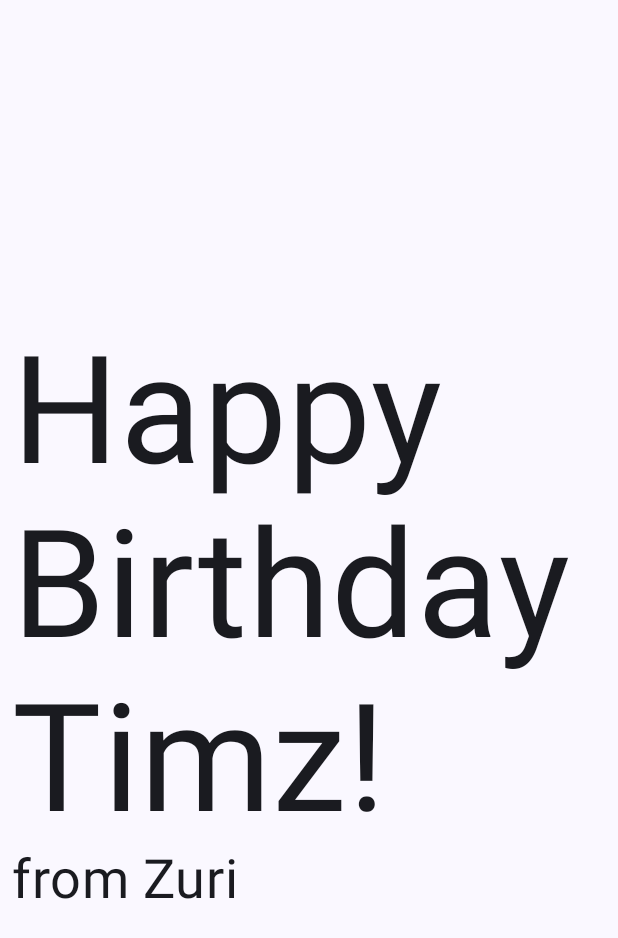
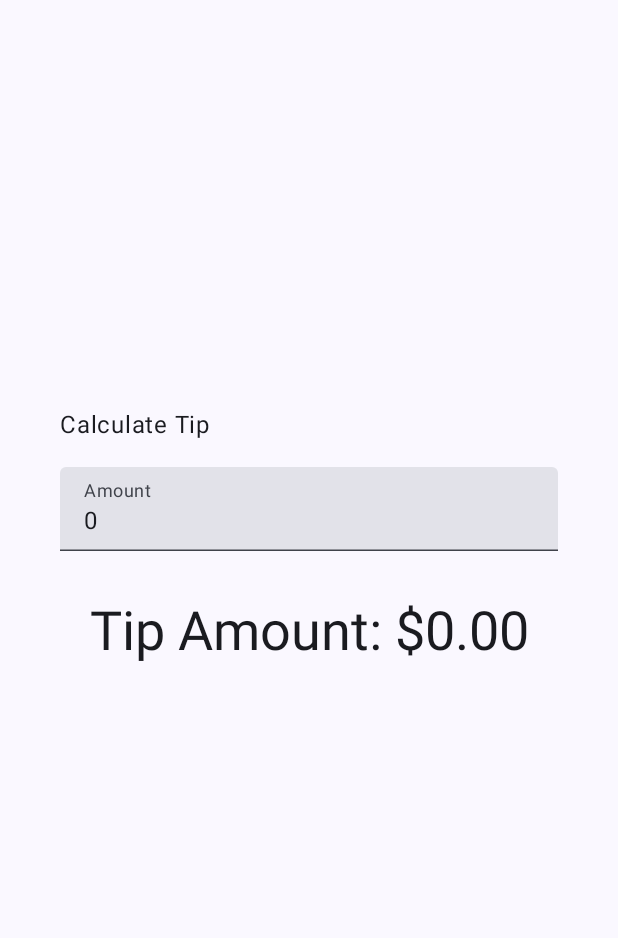
Before and after one commit to TimzOwen/TheAndroidComposeSeries, an Android app built with Jetpack Compose: the screen it shows after launch (MainActivity), on a phone screen of 412 x 824 dp. Shown: the top 938 px of the screen. Run offline under Robolectric (Android 15) with nearby library versions, the phone set to English and light mode, and no system bars; 1 statement that could not run was skipped.

Commit message:
state hoisting

```diff
--- a/app/src/main/java/com/example/happybirthdaycard/MainActivity.kt
+++ b/app/src/main/java/com/example/happybirthdaycard/MainActivity.kt
@@ -6,17 +6,33 @@ import androidx.activity.compose.setContent
 import androidx.activity.enableEdgeToEdge
 import androidx.compose.foundation.layout.Arrangement
 import androidx.compose.foundation.layout.Column
+import androidx.compose.foundation.layout.Spacer
 import androidx.compose.foundation.layout.fillMaxSize
+import androidx.compose.foundation.layout.fillMaxWidth
+import androidx.compose.foundation.layout.height
 import androidx.compose.foundation.layout.padding
+import androidx.compose.foundation.layout.safeDrawingPadding
+import androidx.compose.foundation.layout.statusBarsPadding
+import androidx.compose.foundation.rememberScrollState
+import androidx.compose.foundation.text.KeyboardOptions
+import androidx.compose.foundation.verticalScroll
 import androidx.compose.material3.MaterialTheme
 import androidx.compose.material3.Surface
 import androidx.compose.material3.Text
+import androidx.compose.material3.TextField
 import androidx.compose.runtime.Composable
+import androidx.compose.runtime.getValue
+import androidx.compose.runtime.mutableStateOf
+import androidx.compose.runtime.remember
+import androidx.compose.runtime.setValue
+import androidx.compose.ui.Alignment
 import androidx.compose.ui.Modifier
+import androidx.compose.ui.res.stringResource
+import androidx.compose.ui.text.input.KeyboardType
 import androidx.compose.ui.tooling.preview.Preview
 import androidx.compose.ui.unit.dp
-import androidx.compose.ui.unit.sp
 import com.example.happybirthdaycard.ui.theme.HappyBirthdayCardTheme
+import java.text.NumberFormat
 
 class MainActivity : ComponentActivity() {
     override fun onCreate(savedInstanceState: Bundle?) {
@@ -28,44 +44,85 @@ class MainActivity : ComponentActivity() {
                     modifier = Modifier.fillMaxSize(),
                     color = MaterialTheme.colorScheme.background
                 ) {
-                    GreetingText(
-                        message = "Happy Birthday Timz! ",
-                        from = "from Zuri",
-                        modifier = Modifier.padding(8.dp)
-                    )
+                    TipApp()
                 }
             }
         }
     }
 }
 
+@Composable
+fun TipApp() {
+    TipCalculatorLayout()
+}
 
 @Composable
-fun GreetingText(
-    message: String,
-    from: String,
+fun TipCalculatorLayout() {
+    var amountInput by remember { mutableStateOf("0") }
+
+    val amount = amountInput.toDoubleOrNull() ?: 0.0
+    val tip = calculateTip(amount)
+
+    Column(
+        verticalArrangement = Arrangement.Center,
+        horizontalAlignment = Alignment.CenterHorizontally,
+        modifier = Modifier
+            .statusBarsPadding()
+            .padding(horizontal = 40.dp)
+            .verticalScroll(rememberScrollState())
+            .safeDrawingPadding()
+    ) {
+        Text(
+            text = stringResource(R.string.calculate_tip),
+            modifier = Modifier
+                .padding(bottom = 16.dp, top = 40.dp)
+                .align(alignment = Alignment.Start)
+        )
+        TipInputField(
+            modifier = Modifier
+                .padding(bottom = 32.dp)
+                .fillMaxWidth(),
+            value = amountInput,
+            onValueChange = { amountInput = it }
+        )
+        Text(
+            text = stringResource(R.string.tip_amount, tip),
+            style = MaterialTheme.typography.displaySmall
+        )
+        Spacer(modifier = Modifier.height(150.dp))
+    }
+}
+
+private fun calculateTip(amount: Double, tipPercentage: Double = 15.0): String {
+    val tip = ((amount * tipPercentage) / 100)
+    return NumberFormat.getCurrencyInstance().format(tip)
+}
+
+@Composable
+fun TipInputField(
+    value: String,
+    onValueChange: (String) -> Unit,
     modifier: Modifier = Modifier
 ) {
-    Column(
-        verticalArrangement = Arrangement.Center,
+    TextField(
+        value = value,
+        onValueChange = onValueChange,
+        label = { Text(stringResource(R.string.bill_amount)) },
+        singleLine = true,
+        keyboardOptions = KeyboardOptions(keyboardType = KeyboardType.Number),
         modifier = modifier
-    ) {
-        Text(
-            text = message,
-            fontSize = 100.sp,
-            lineHeight = 116.sp
-        )
-        Text(
-            text = from,
-            fontSize = 36.sp
-        )
-    }
+    )
 }
 
 @Preview(showBackground = true)
 @Composable
 fun GreetingPreview() {
     HappyBirthdayCardTheme {
-        GreetingText(message = "Happy Birthday Sam! ", from = "from Emma")
+        Surface(
+            modifier = Modifier.fillMaxSize(),
+            color = MaterialTheme.colorScheme.background
+        ) {
+            TipApp()
+        }
     }
 }
--- a/app/src/main/res/values/strings.xml
+++ b/app/src/main/res/values/strings.xml
@@ -1,3 +1,6 @@
 <resources>
     <string name="app_name">HappyBirthdayCard</string>
+    <string name="calculate_tip">Calculate Tip</string>
+    <string name="tip_amount">Tip Amount: %s</string>
+    <string name="bill_amount">Amount</string>
 </resources>
```
